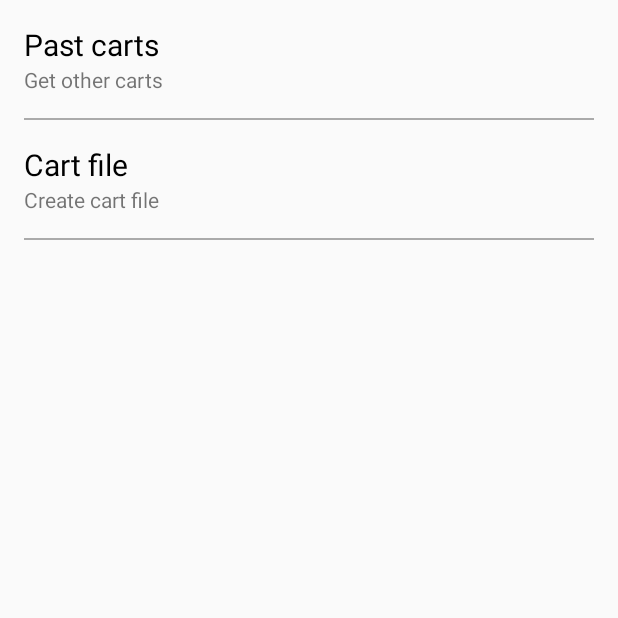
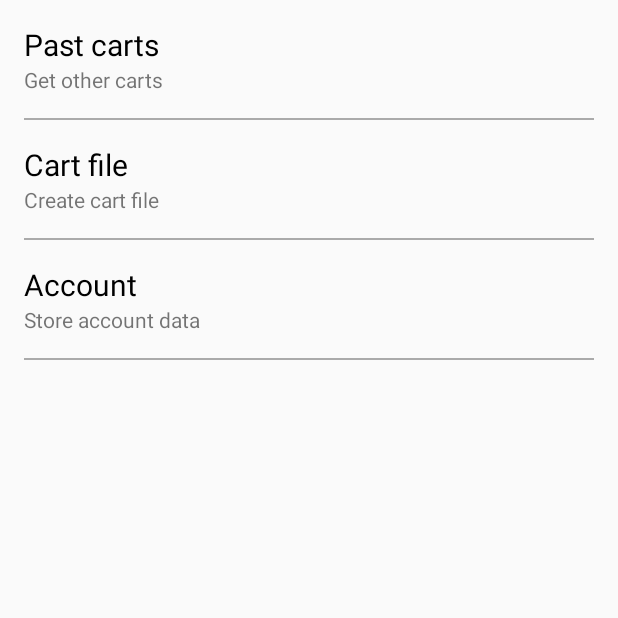
Before and after one commit to alesanmed-educational-projects/raspberry-cart, an Android app: the OptionsActivity screen opened directly, with no data from a screen before it, on a phone screen of 412 x 824 dp, the top half of it. Run offline under Robolectric (Android 15) with nearby library versions, the phone set to English and light mode, and no system bars.

Commit message:
Creada la opcion para almacenar la cuenta

```diff
--- a/app/src/main/java/com/acmezon/acmezon_dash/OptionsActivity.java
+++ b/app/src/main/java/com/acmezon/acmezon_dash/OptionsActivity.java
@@ -67,6 +67,16 @@ public class OptionsActivity extends AppCompatActivity {
                 }
             }
         });
+
+        LinearLayout storeAccount = (LinearLayout) findViewById(R.id.store_account);
+        assert  storeAccount != null;
+
+        storeAccount.setOnClickListener(new View.OnClickListener() {
+            @Override
+            public void onClick(View view) {
+
+            }
+        });
     }
 
     @Override
--- a/app/src/main/res/layout/activity_options.xml
+++ b/app/src/main/res/layout/activity_options.xml
@@ -72,4 +72,37 @@
         android:layout_width="fill_parent"
         android:layout_height="1dip"
         android:background="@android:color/darker_gray" />
+
+    <LinearLayout
+        android:id="@+id/store_account"
+        android:orientation="vertical"
+        android:layout_width="match_parent"
+        android:layout_height="wrap_content"
+        android:layout_below="@+id/hor_line_2"
+        android:background="?android:attr/selectableItemBackground"
+        android:layout_alignParentRight="true"
+        android:layout_alignParentEnd="true"
+        android:clickable="true"
+        android:paddingTop="@dimen/activity_vertical_margin"
+        android:paddingBottom="@dimen/activity_vertical_margin">
+        <TextView
+            android:id="@+id/store_account_title"
+            android:layout_width="wrap_content"
+            android:layout_height="wrap_content"
+            android:textColor="#000"
+            android:textSize="20sp"
+            android:text="@string/store_account"/>
+        <TextView
+            android:id="@+id/store_account_desc"
+            android:layout_width="wrap_content"
+            android:layout_height="wrap_content"
+            android:text="@string/store_account_desc"/>
+    </LinearLayout>
+
+    <View
+        android:id="@+id/hor_line_3"
+        android:layout_below="@+id/store_account"
+        android:layout_width="fill_parent"
+        android:layout_height="1dip"
+        android:background="@android:color/darker_gray" />
 </RelativeLayout>
--- a/app/src/main/res/values/strings.xml
+++ b/app/src/main/res/values/strings.xml
@@ -117,4 +117,6 @@
     <string name="delete_past_cart_subtitle">Are you sure you want to delete an old cart?\n This can not be undone</string>
     <string name="delete_past_cart_loading" >Deleting cart…</string>
     <string name="past_cart_delete_ok" >Cart successfully deleted</string>
+    <string name="store_account">Account</string>
+    <string name="store_account_desc">Store account data</string>
 </resources>
```
Also changed, not shown: 1 other file.
